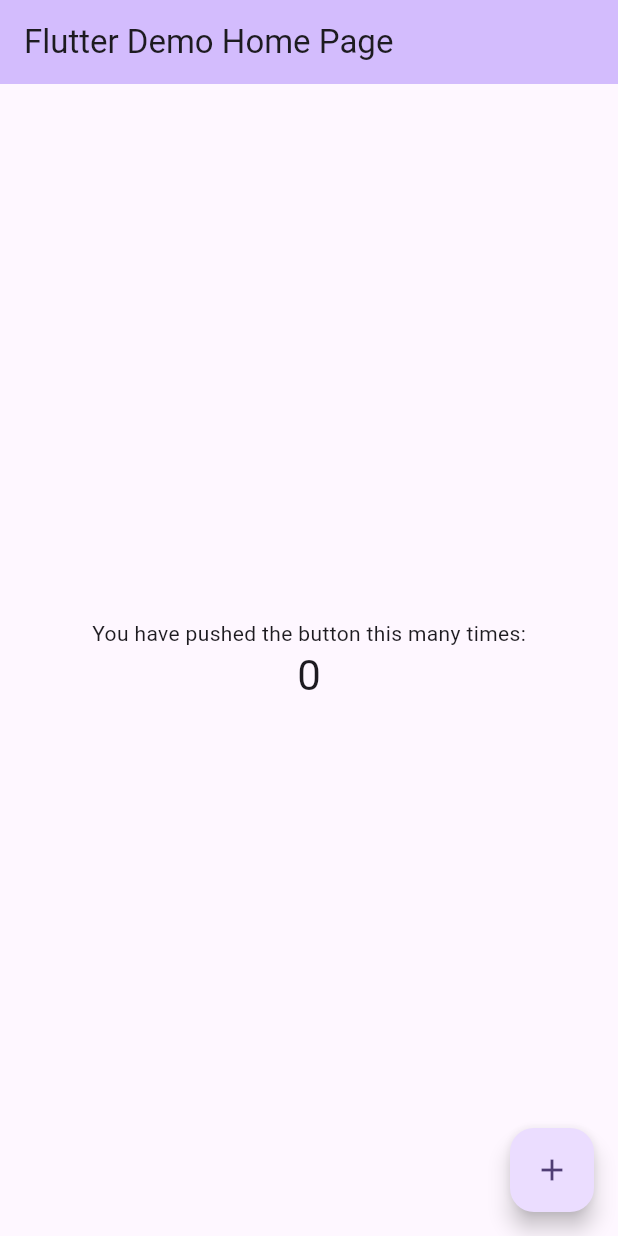
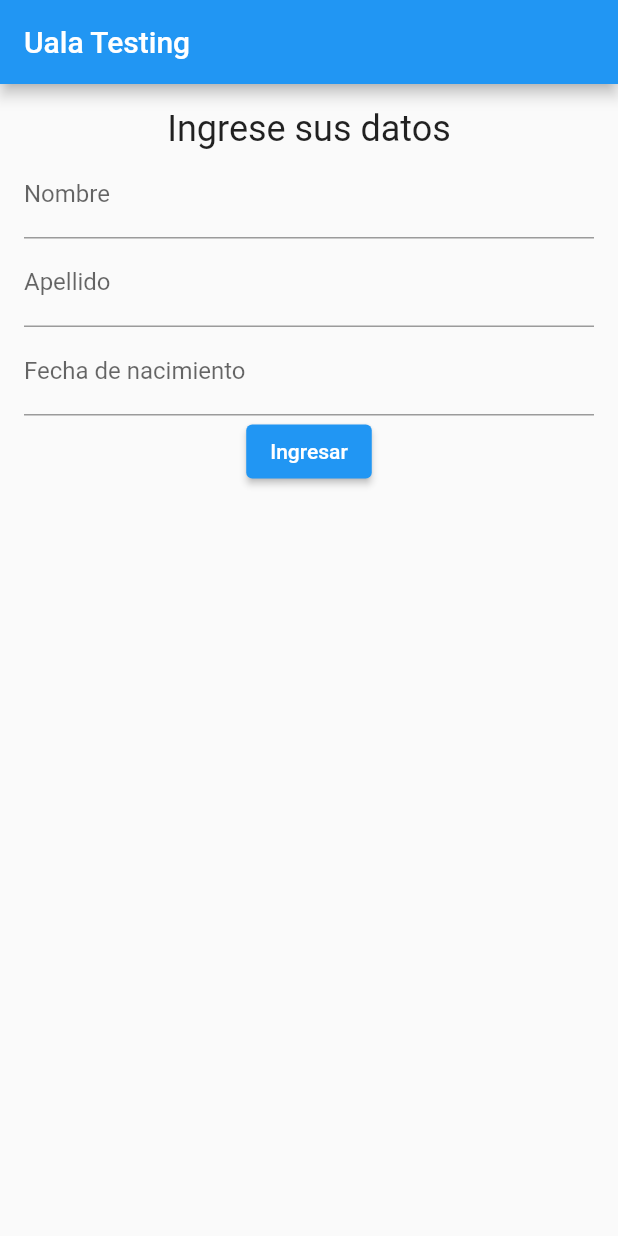
Before and after one commit to MarcoCaizzi/qa-automations-app, a Flutter app: the screen it shows after launch, on a phone screen of 412 x 824 dp. Run offline on Flutter 3.47's test engine with Material 2 defaults, Android fonts, the phone set to English and light mode, and no system bars.

Commit message:
base app

```diff
--- a/lib/main.dart
+++ b/lib/main.dart
@@ -5,66 +5,111 @@ void main() {
 }
 
 class MyApp extends StatelessWidget {
-  const MyApp({super.key});
+  const MyApp({Key? key}) : super(key: key);
 
-  // This widget is the root of your application.
   @override
   Widget build(BuildContext context) {
     return MaterialApp(
-      title: 'Flutter Demo',
+      title: 'Uala Testing',
       theme: ThemeData(
-        colorScheme: ColorScheme.fromSeed(seedColor: Colors.deepPurple),
-        useMaterial3: true,
+        primarySwatch: Colors.blue,
       ),
-      home: const MyHomePage(title: 'Flutter Demo Home Page'),
+      home: const FirstScreen(),
+      routes: {
+        '/second': (context) => const SecondScreen(),
+      },
     );
   }
 }
 
-class MyHomePage extends StatefulWidget {
-  const MyHomePage({super.key, required this.title});
-
-  final String title;
+class FirstScreen extends StatefulWidget {
+  const FirstScreen({Key? key}) : super(key: key);
 
   @override
-  State<MyHomePage> createState() => _MyHomePageState();
+  State<FirstScreen> createState() => _FirstScreenState();
 }
 
-class _MyHomePageState extends State<MyHomePage> {
-  int _counter = 0;
+class _FirstScreenState extends State<FirstScreen> {
+  final nameController = TextEditingController();
+  final lastNameController = TextEditingController();
+  final birthDateController = TextEditingController();
 
-  void _incrementCounter() {
-    setState(() {
-      _counter++;
-    });
+  @override
+  void dispose() {
+    nameController.dispose();
+    lastNameController.dispose();
+    birthDateController.dispose();
+    super.dispose();
   }
 
   @override
   Widget build(BuildContext context) {
     return Scaffold(
       appBar: AppBar(
-        backgroundColor: Theme.of(context).colorScheme.inversePrimary,
-        title: Text(widget.title),
+        title: const Text('Uala Testing'),
+      ),
+      body: Padding(
+        padding: const EdgeInsets.all(16.0),
+        child: Column(
+          children: [
+            const Text(
+              'Ingrese sus datos',
+              style: TextStyle(fontSize: 24),
+            ),
+            TextField(
+              controller: nameController,
+              decoration: const InputDecoration(labelText: 'Nombre'),
+            ),
+            TextField(
+              controller: lastNameController,
+              decoration: const InputDecoration(labelText: 'Apellido'),
+            ),
+            TextField(
+              controller: birthDateController,
+              decoration: const InputDecoration(labelText: 'Fecha de nacimiento'),
+            ),
+            ElevatedButton(
+              onPressed: () {
+                Navigator.pushNamed(context, '/second', arguments: {
+                  'name': nameController.text,
+                  'lastName': lastNameController.text,
+                  'birthDate': birthDateController.text,
+                });
+              },
+              child: const Text('Ingresar'),
+            ),
+          ],
+        ),
+      ),
+    );
+  }
+}
+
+class SecondScreen extends StatelessWidget {
+  const SecondScreen({Key? key}) : super(key: key);
+
+  @override
+  Widget build(BuildContext context) {
+    final args = ModalRoute.of(context)!.settings.arguments as Map<String, String>;
+    return Scaffold(
+      appBar: AppBar(
+        title: const Text('Flutter Demo'),
       ),
       body: Center(
         child: Column(
           mainAxisAlignment: MainAxisAlignment.center,
-          children: <Widget>[
-            const Text(
-              'You have pushed the button this many times:',
+          children: [
+            Text(
+              'Hola ${args['name']} ${args['lastName']}',
+              style: const TextStyle(fontSize: 24),
             ),
             Text(
-              '$_counter',
-              style: Theme.of(context).textTheme.headlineMedium,
+              'Tu fecha de nacimiento es ${args['birthDate']}',
+              style: const TextStyle(fontSize: 24),
             ),
           ],
         ),
       ),
-      floatingActionButton: FloatingActionButton(
-        onPressed: _incrementCounter,
-        tooltip: 'Increment',
-        child: const Icon(Icons.add),
-      ), // This trailing comma makes auto-formatting nicer for build methods.
     );
   }
 }
```
